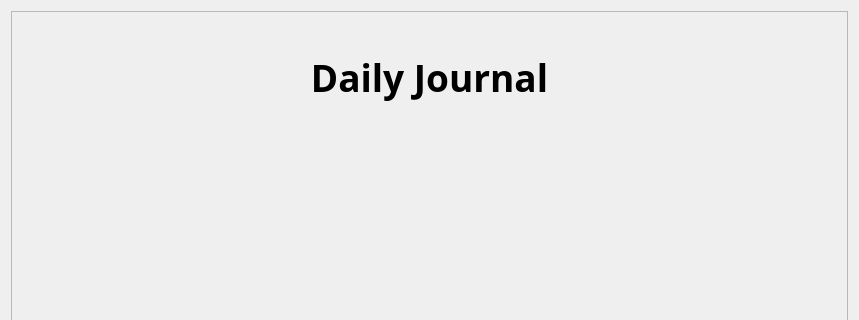
First picture: the form in ui/pages/JournalPage.ui, repository OpenFitnessPal/OpenFitnessPal, before the edit; both pictures show x 0 to 859 and y 0 to 320 of the 859 by 748 pixel window.
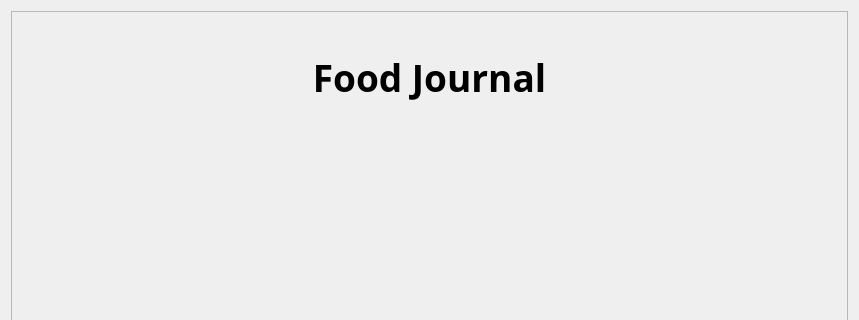
Second picture: the form after the edit. Custom widgets are drawn as their Qt base class.

What changed in the file:
```diff
--- a/ui/pages/JournalPage.ui
+++ b/ui/pages/JournalPage.ui
@@ -44,7 +44,7 @@
           </font>
          </property>
          <property name="text">
-          <string>Daily Journal</string>
+          <string>Food Journal</string>
          </property>
          <property name="scaledContents">
           <bool>true</bool>
```
